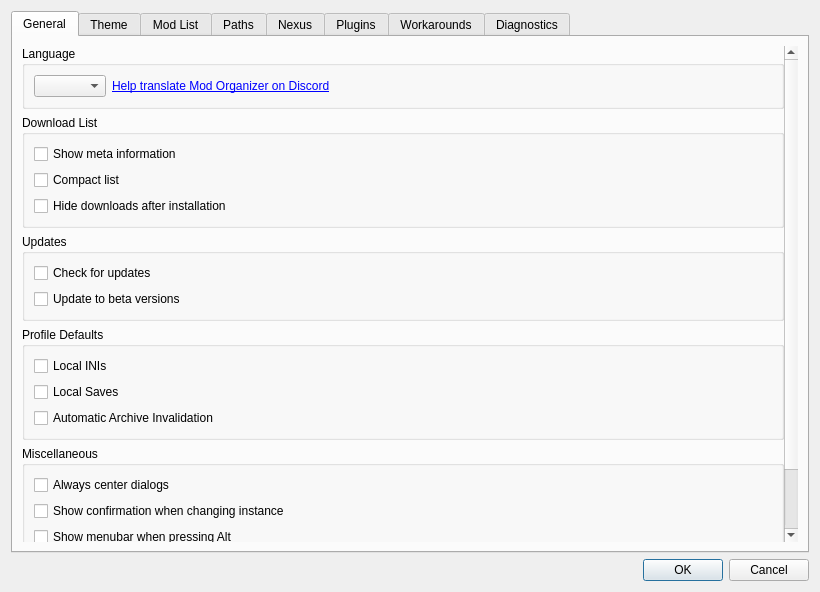
Old version of the form src/settingsdialog.ui in the repository ModOrganizer2/modorganizer.
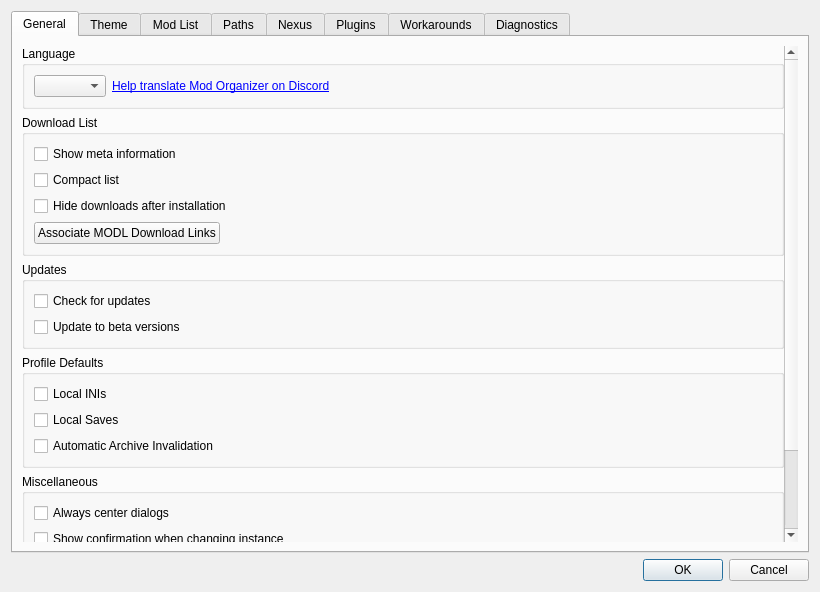
New version of the form. Icons and pictures are not drawn. Custom widgets are drawn as their Qt base class.

Commit message:
Extended MODL / direct download handling (#2384)
* Extended MODL / direct download handling
- name, modname, version, and source options added to download command
- nxmhandler init adds schemas and MODL entry with default launch args
- Add MODL register button to general tab
- On window display, call meta function to trigger both registrations

Diff of the .ui file:
```diff
--- a/src/settingsdialog.ui
+++ b/src/settingsdialog.ui
@@ -166,6 +166,19 @@
                 </property>
                </widget>
               </item>
+              <item alignment="Qt::AlignmentFlag::AlignLeft">
+               <widget class="QPushButton" name="associateModlButton">
+                <property name="maximumSize">
+                 <size>
+                  <width>300</width>
+                  <height>16777215</height>
+                 </size>
+                </property>
+                <property name="text">
+                 <string>Associate MODL Download Links</string>
+                </property>
+               </widget>
+              </item>
              </layout>
             </widget>
            </item>
```
Left out of the diff: 96 changed lines with no effect on the pictures. The commit also changes 10 other files.
